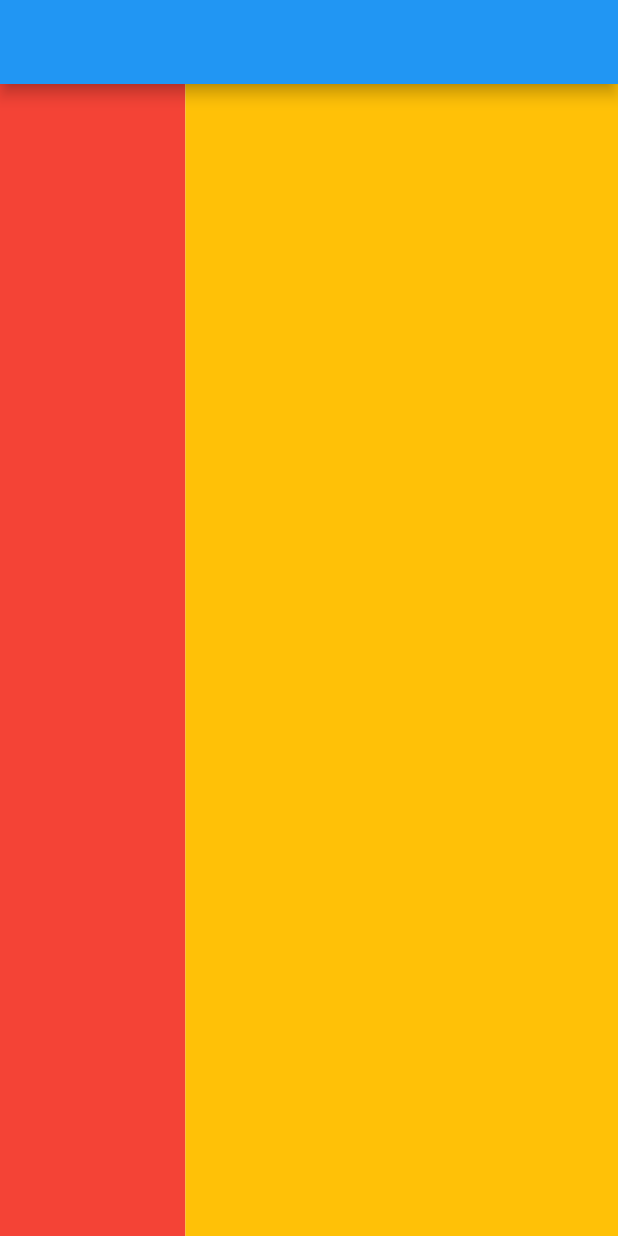
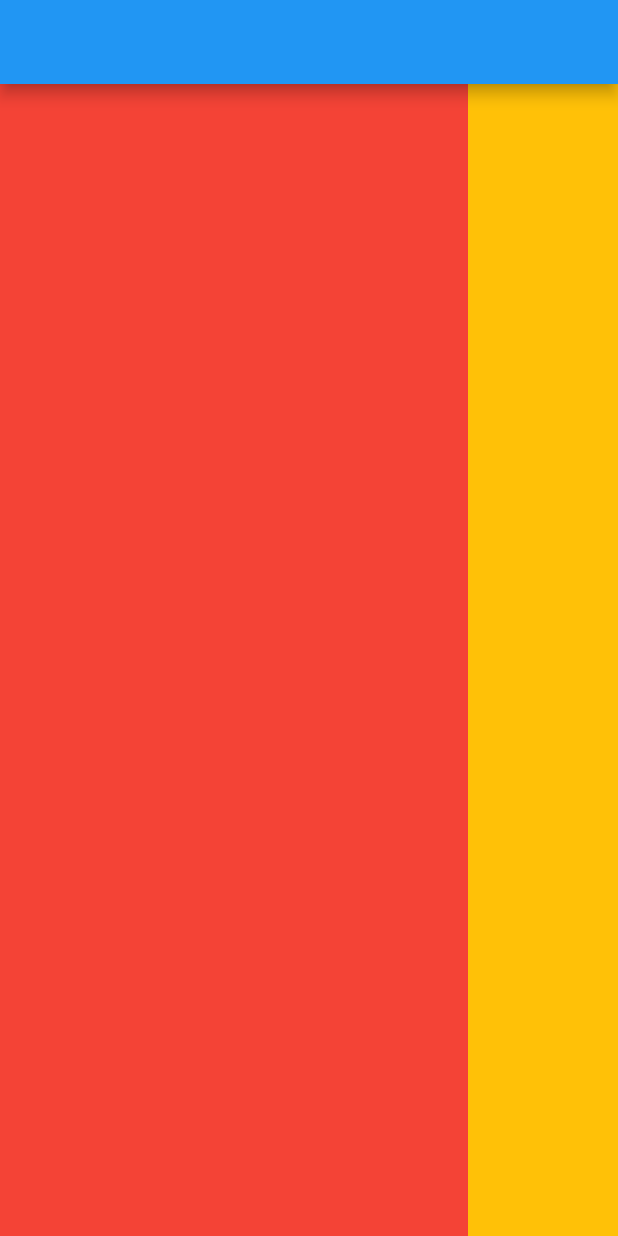
Before and after one commit to Hamjeonghui/contact, a Flutter app: the screen it shows after launch, on a phone screen of 412 x 824 dp. Run offline on Flutter 3.47's test engine with Material 2 defaults, Android fonts, the phone set to English and light mode, and no system bars.

Commit message:
Expanded 사용 방식

```diff
--- a/lib/main.dart
+++ b/lib/main.dart
@@ -14,9 +14,10 @@ class MyApp extends StatelessWidget {
           appBar: AppBar(),
           body:Row(
             children: [
-              // Flexible에는 flex요소가 있으며, 값은 배수로 삽입할 수 있다.
-              Flexible(child: Container( color: Colors.red ), flex: 3),
-              Flexible(child: Container( color: Colors.amber ), flex: 7,),
+              // flex: 1인 Flexible박스라고 생각하자.
+              Expanded(child: Container( color: Colors.red )),
+              // 아래 100 Width만큼의 컨테이너 폭을 제외한 전체영역을 위 요소가 차지하는 것을 알 수 있다.
+              Container( width: 100, color: Colors.amber )
             ],
           ),
         ));
```
